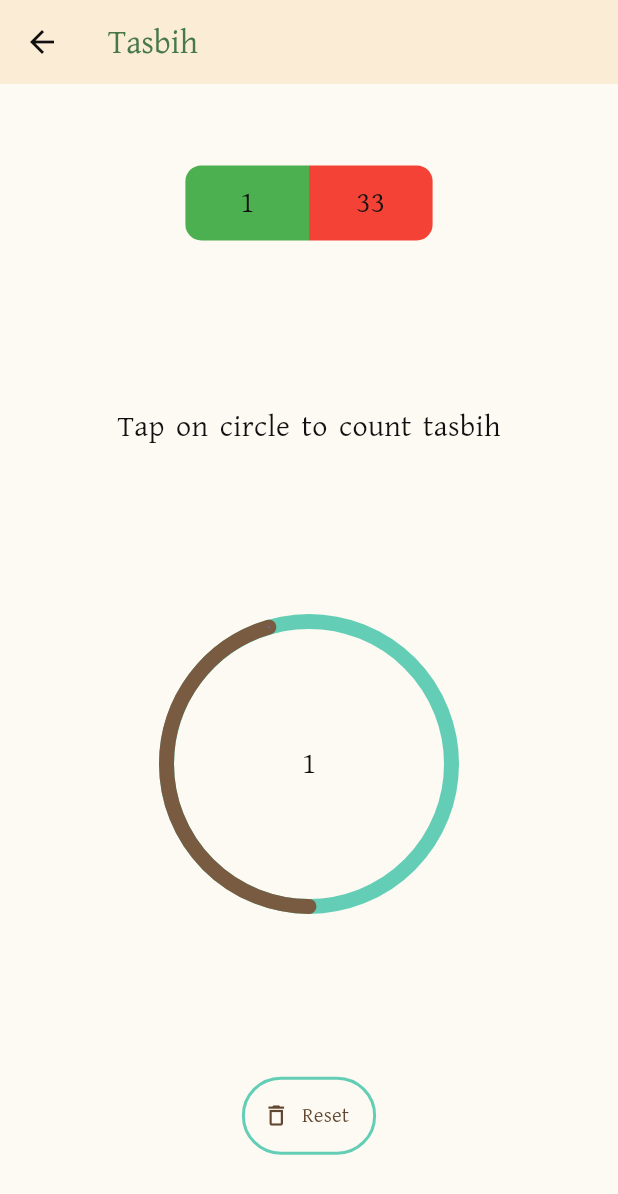
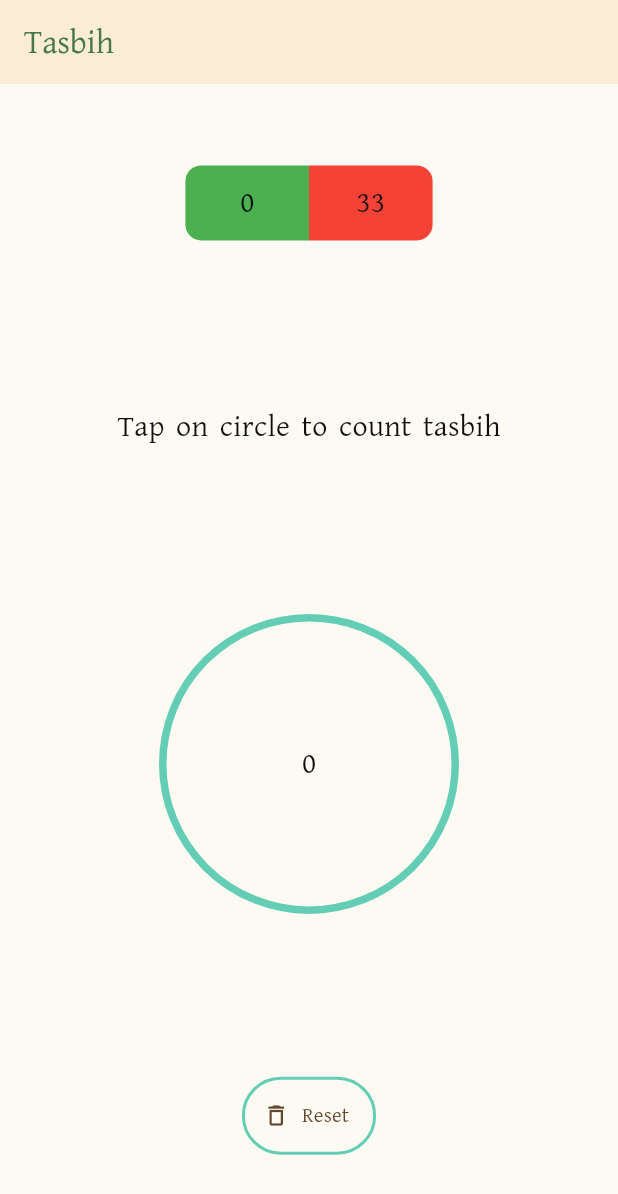
Before and after one commit to royalcourtbd/sunnah_songi, a Flutter app: the TasbihPage screen opened directly, after a tap on "Reset", on a phone screen of 412 x 824 dp. Shown: the top 1194 px of the screen. Run offline on Flutter 3.47's test engine with Material 3 defaults, Android fonts, the phone set to English and light mode, and no system bars; our stand-ins replace adhan, awesome_notifications, firebase_core, firebase_crashlytics, firebase_messaging, fluttertoast and 6 more; accounts and stored records are empty; project files that could hold a hidden picture were left out.

Commit message:
tasbih functionality implement

```diff
--- a/lib/app/global_bindings.dart
+++ b/lib/app/global_bindings.dart
@@ -1,5 +1,6 @@
 import 'package:get/get.dart';
 import 'package:sunnah_songi/app/modules/home/controller/home_controller.dart';
+import 'package:sunnah_songi/app/modules/tasbih/controller/tasbih_controller.dart';
 import 'package:sunnah_songi/app/network/repository/home_repository.dart';
 import 'package:sunnah_songi/app/network/repository/location_repository.dart';
 
@@ -16,5 +17,6 @@ class GlobalBindings extends Bindings {
 
     /// Controller
     Get.lazyPut(() => HomeController(locationRepository: Get.find(), homeRepository: Get.find()));
+    Get.lazyPut(() => TasbihController());
   }
 }
--- /dev/null
+++ b/lib/app/modules/tasbih/controller/tasbih_controller.dart
@@ -0,0 +1,23 @@
+import 'package:get/get.dart';
+
+class TasbihController extends GetxController implements GetxService{
+  int totalCount = 0;
+  int currentClick = 0;
+
+  void incrementCount(){
+    print("Hellooooo");
+    totalCount = totalCount+1;
+    if(currentClick == 33){
+      currentClick = 1;
+    } else{
+    currentClick = currentClick+1;
+    }
+    update();
+  }
+
+  void resetCounter(){
+    currentClick = 0;
+    totalCount = 0;
+    update();
+  }
+}
--- a/lib/app/modules/tasbih/ui/tasbih_page.dart
+++ b/lib/app/modules/tasbih/ui/tasbih_page.dart
@@ -1,7 +1,10 @@
 import 'package:flutter/material.dart';
+import 'package:flutter/widgets.dart';
+import 'package:get/get.dart';
 import 'package:sunnah_songi/app/common/config/quran_color.dart';
 import 'package:sunnah_songi/app/common/config/sunnah_screen.dart';
 import 'package:sunnah_songi/app/external_libs/circular_seek_bar-master/circular_seek_bar.dart';
+import 'package:sunnah_songi/app/modules/tasbih/controller/tasbih_controller.dart';
 
 class TasbihPage extends StatelessWidget {
   const TasbihPage({super.key});
@@ -12,7 +15,9 @@ class TasbihPage extends StatelessWidget {
       appBar: AppBar(
         title: const Text('Tasbih'),
       ),
-      body: Column(
+      body: GetBuilder<TasbihController>(
+        builder: (controller) {
+          return Column(
             mainAxisAlignment: MainAxisAlignment.spaceAround,
             crossAxisAlignment: CrossAxisAlignment.center,
             children: [
@@ -31,7 +36,7 @@ class TasbihPage extends StatelessWidget {
                           left: Radius.circular(tenPx),
                         ),
                       ),
-                  child: const Text('1', style: TextStyle(fontSize: 20)),
+                      child:  Text(controller.currentClick.toString(), style: const TextStyle(fontSize: 20)),
                     ),
                     Container(
                       alignment: Alignment.center,
@@ -52,16 +57,31 @@ class TasbihPage extends StatelessWidget {
                 'Tap on circle to count tasbih',
                 style: TextStyle(fontSize: 20),
               ),
-          const CircularSeekBar(
+              CircularSeekBar(
                 width: double.infinity,
                 height: 200,
-            progress: 15,
+                progress: controller.currentClick.toDouble(),
                 trackColor: SunnahColor.appBarColor,
                 progressColor: SunnahColor.appbarColorLight,
+                barWidth: 5,
+                startAngle: 180,
+                animDurationMillis: 100,
                 maxProgress: 33,
                 minProgress: 0,
                 child: Center(
-              child: Text('1', style: TextStyle(fontSize: 20)),
+                  child: InkWell(
+                    splashColor: Colors.transparent,
+                    onTap: () => controller.incrementCount(),
+                    child: Container(
+                      height: 180,
+                      width: 180,
+                      decoration:const BoxDecoration(
+                        shape: BoxShape.circle,
+                        // color: Colors.amber
+                      ),
+                      alignment: Alignment.center,
+                      child: Text(controller.totalCount.toString(), style: TextStyle(fontSize: 20))),
+                  ),
                 ),
               ),
               Container(
@@ -73,7 +93,7 @@ class TasbihPage extends StatelessWidget {
                   ),
                 ),
                 child: TextButton.icon(
-              onPressed: () {},
+                  onPressed: () => controller.resetCounter(),
                   icon: const Icon(
                     Icons.delete_outline,
                   ),
@@ -83,6 +103,8 @@ class TasbihPage extends StatelessWidget {
                 ),
               )
             ],
+          );
+        }
       ),
     );
   }
--- a/lib/app/sunnah_songi.dart
+++ b/lib/app/sunnah_songi.dart
@@ -3,6 +3,7 @@ import 'package:get/get.dart';
 import 'package:sunnah_songi/app/common/config/themes.dart';
 import 'package:sunnah_songi/app/global_bindings.dart';
 import 'package:sunnah_songi/app/modules/home/ui/start_page.dart';
+import 'package:sunnah_songi/app/modules/tasbih/ui/tasbih_page.dart';
 
 class SunnahSongi extends StatelessWidget {
   const SunnahSongi({Key? key}) : super(key: key);
@@ -18,7 +19,7 @@ class SunnahSongi extends StatelessWidget {
       title: 'Sunnah Songi',
       // darkTheme: SunnahTheme.darkTheme,
       theme: SunnahTheme.lightTheme,
-      home: const StartPage(),
+      home: const TasbihPage(),
       initialBinding: GlobalBindings(),
     );
   }
```
Lines whose indentation alone changed are shown as unchanged.
